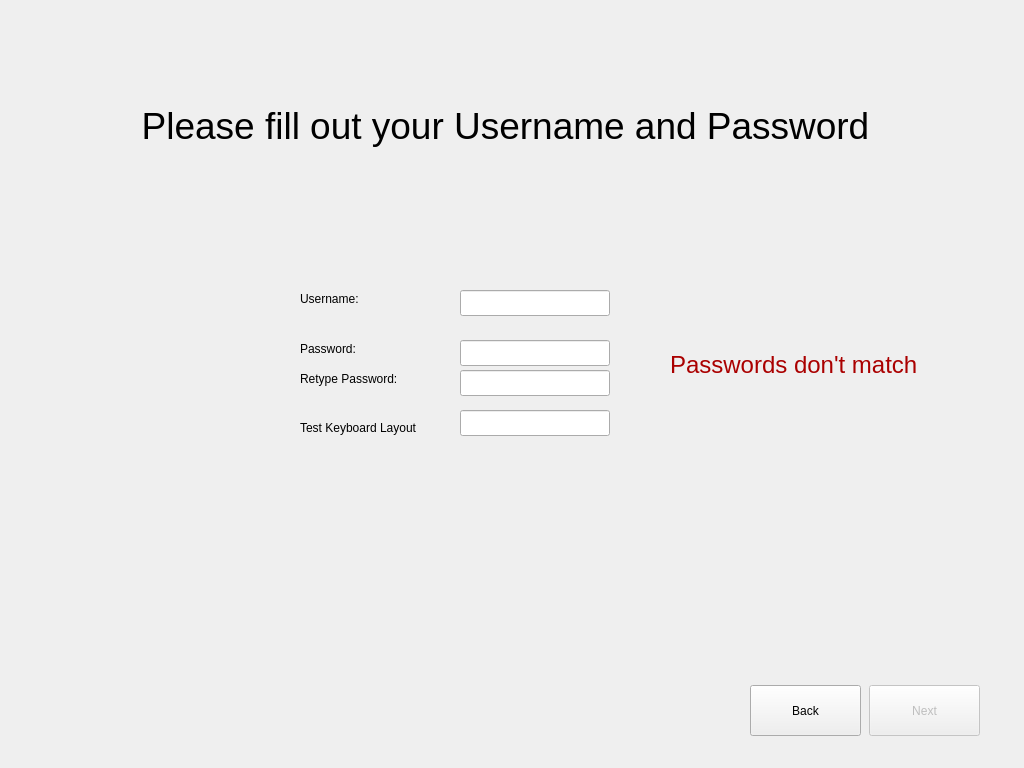
stacheldrahtje/radagast, file mainwindow.ui: the form before one commit.
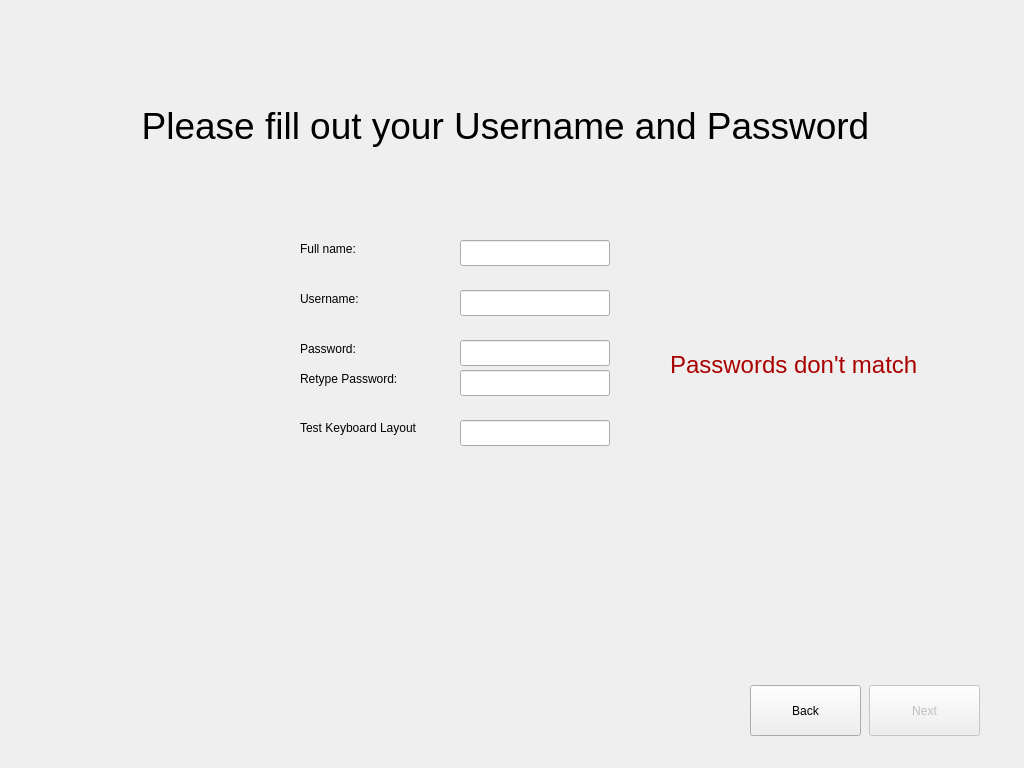
The form after the commit. The open tabs and pages were chosen to show the change. Icons and pictures are not drawn.

Commit message: Added fname_label and fname_lineEdit

The edit to the form file:
```diff
--- a/mainwindow.ui
+++ b/mainwindow.ui
@@ -196,7 +196,7 @@
       <property name="geometry">
        <rect>
         <x>460</x>
-        <y>410</y>
+        <y>420</y>
         <width>150</width>
         <height>26</height>
        </rect>
@@ -311,6 +311,32 @@
        <string>Back</string>
       </property>
      </widget>
+     <widget class="QLabel" name="fname_label">
+      <property name="geometry">
+       <rect>
+        <x>300</x>
+        <y>240</y>
+        <width>150</width>
+        <height>18</height>
+       </rect>
+      </property>
+      <property name="text">
+       <string>Full name:</string>
+      </property>
+      <property name="buddy">
+       <cstring>uname_lineEdit</cstring>
+      </property>
+     </widget>
+     <widget class="QLineEdit" name="fname_lineEdit">
+      <property name="geometry">
+       <rect>
+        <x>460</x>
+        <y>240</y>
+        <width>150</width>
+        <height>26</height>
+       </rect>
+      </property>
+     </widget>
     </widget>
     <widget class="QWidget" name="Summary_page">
      <widget class="QLabel" name="label_2">
```
Left out of the diff: 8 changed lines with no effect on the pictures.
